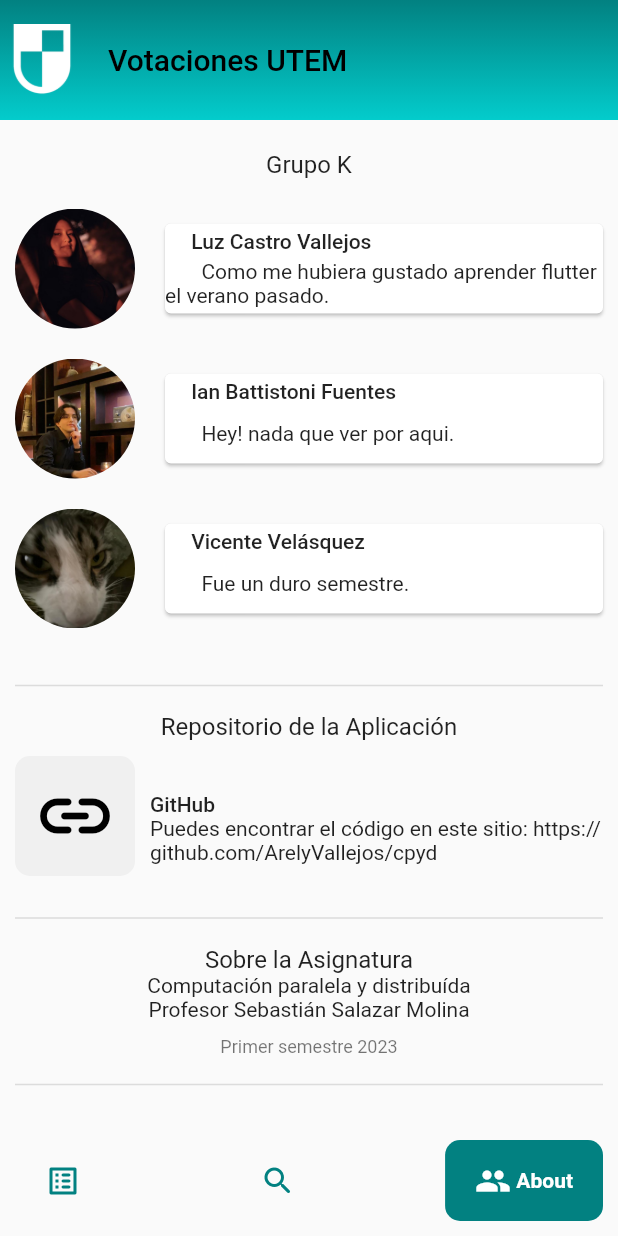
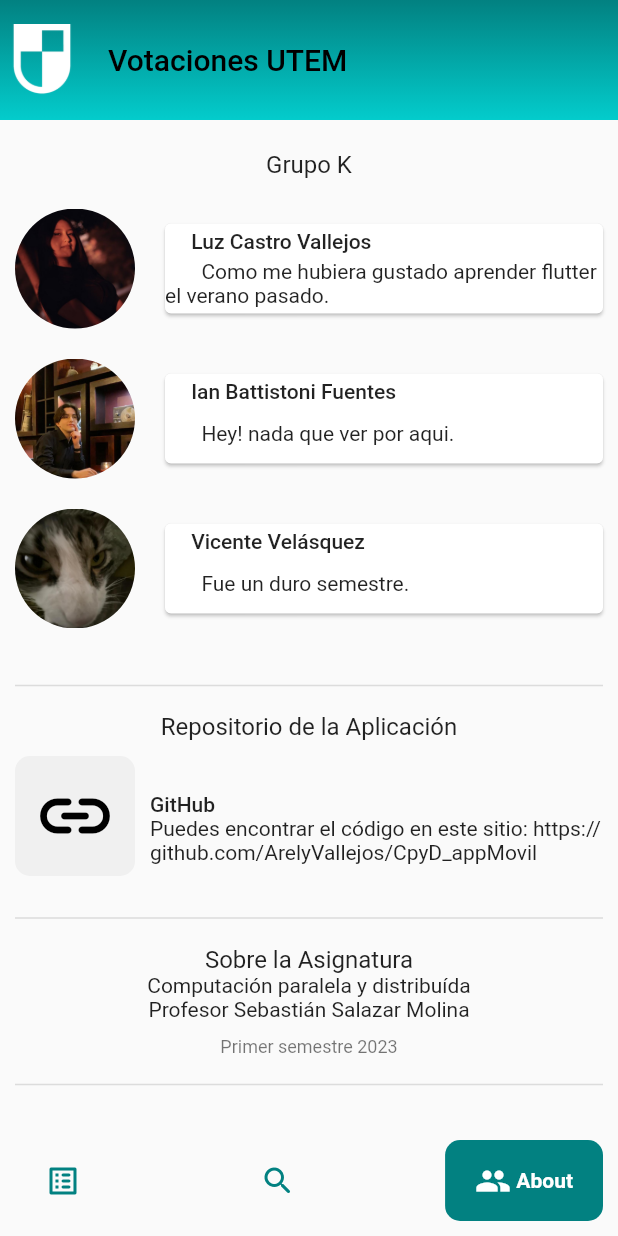
Before and after one commit to ArelyVallejos/CPyD_appMovil, a Flutter app: the BottomNavigator screen opened directly, item 3 of the bottom bar chosen, on a phone screen of 412 x 824 dp. Run offline on Flutter 3.47's test engine with Material 2 defaults, Android fonts, the phone set to English and light mode, and no system bars; drawn by our look-alikes of google_nav_bar; our stand-ins replace dio, shared_preferences, webview_flutter; accounts and stored records are empty; network calls fail.

Commit message:
Update aboutscreen.dart

```diff
--- a/lib/screens/aboutscreen.dart
+++ b/lib/screens/aboutscreen.dart
@@ -49,7 +49,7 @@ class AboutScreen extends StatelessWidget {
               icon: Icons.link_rounded,
               title: "GitHub",
               description:
-                  "Puedes encontrar el código en este sitio: https://github.com/ArelyVallejos/cpyd",
+                  "Puedes encontrar el código en este sitio: https://github.com/ArelyVallejos/CpyD_appMovil",
             ),
           ),
           const SizedBox(height: 10.0),
```
